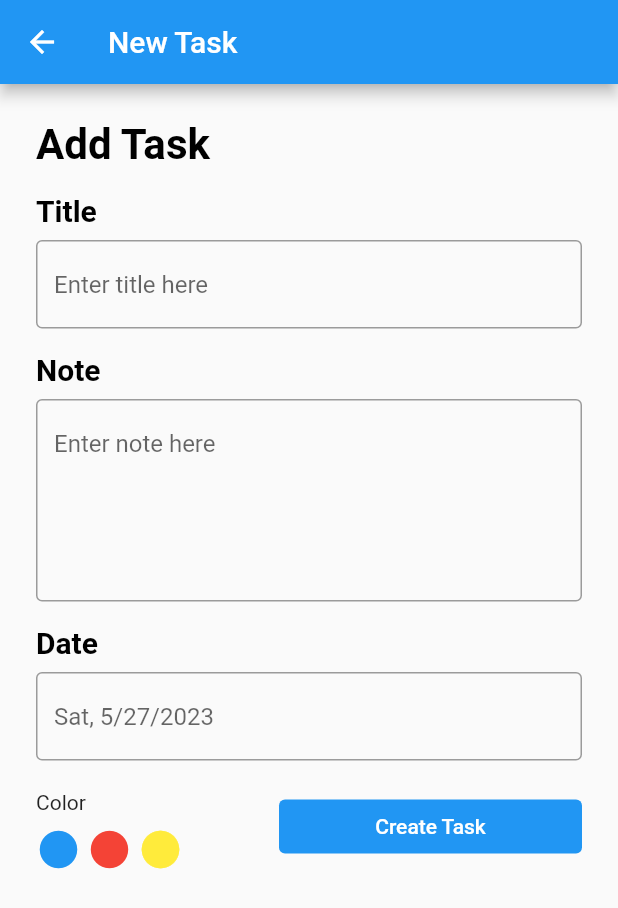
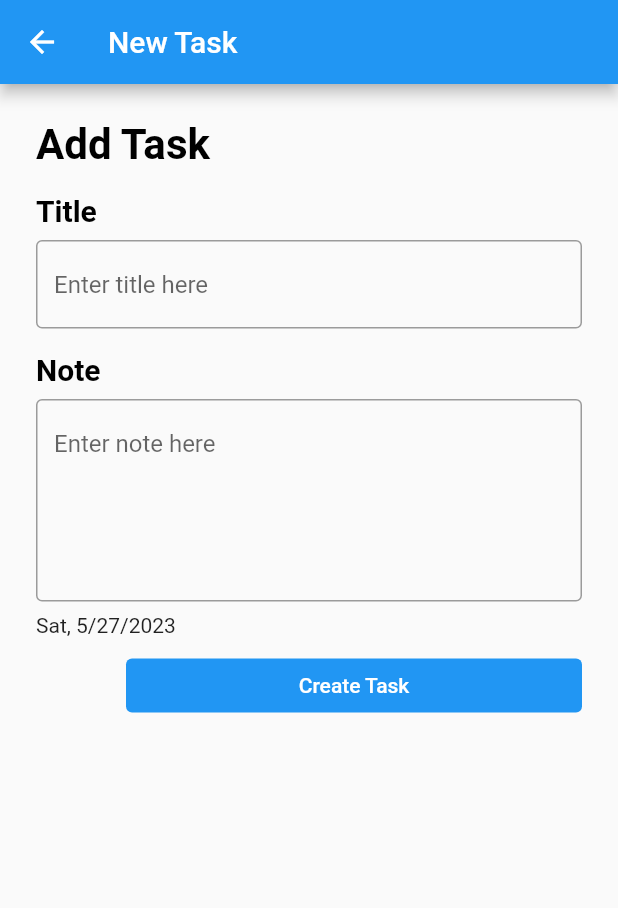
Before and after one commit to Bassem0gamal/getx_test_1, a Flutter app: the screen it shows after launch, after a tap on "+ New Task", on a phone screen of 412 x 824 dp. Shown: the top 908 px of the screen. Run offline on Flutter 3.47's test engine with Material 2 defaults, Android fonts, the phone set to English and light mode, and no system bars; our stand-ins replace get, get_it, sqflite; accounts and stored records are empty.

Commit message:
re-coding adding the Get_it to the code

```diff
--- a/lib/data_source/in_memory_task_data_source.dart
+++ b/lib/data_source/in_memory_task_data_source.dart
@@ -2,19 +2,13 @@ import 'package:getx_test_1/data_source/task_data_source.dart';
 import 'package:getx_test_1/task/models/task_model.dart';
 
 class InMemoryTaskDataSource implements TaskDataSource {
-  static final InMemoryTaskDataSource instance =
-      InMemoryTaskDataSource._private();
-
-  InMemoryTaskDataSource._private();
-
-  final Map<int, TaskModel> _map = {
-
-
-  };
+  final Map<int, TaskModel> _map = {};
 
   @override
   void addTask(
-      {required String title, required String note, required String date}) async{
+      {required String title,
+      required String note,
+      required String date}) async {
     int id = _map.length + 1;
     TaskModel taskModel = TaskModel(
       id: id,
--- a/lib/home/home_controller.dart
+++ b/lib/home/home_controller.dart
@@ -1,12 +1,11 @@
-
 import 'package:get/get.dart';
-import 'package:getx_test_1/data_source/in_memory_task_data_source.dart';
 
 import '../data_source/task_data_source.dart';
+import '../locator.dart';
 import '../task/models/task_model.dart';
 
 class HomeController extends GetxController {
-  final TaskDataSource _dataSource = InMemoryTaskDataSource.instance;
+  final TaskDataSource _dataSource = locator<TaskDataSource>();
   final RxList<TaskModel> tasks = RxList();
 
   void loadTasks() {
--- a/lib/home/widgets/home_calendar_widget.dart
+++ /dev/null
@@ -1,31 +0,0 @@
-import 'package:date_picker_timeline/date_picker_widget.dart';
-import 'package:flutter/material.dart';
-
-import '../../text_style.dart';
-
-class HomeCalendarWidget extends StatelessWidget {
-  const HomeCalendarWidget({Key? key}) : super(key: key);
-
-  static DateTime? selectedDate;
-
-
-  @override
-  Widget build(BuildContext context) {
-
-    return DatePicker(
-      DateTime.now(),
-      height: 100,
-      width: 80,
-      initialSelectedDate: DateTime.now(),
-      selectionColor: Colors.blue,
-      selectedTextColor: Colors.white,
-      daysCount: 30,
-      dateTextStyle: kTitleTextStyle(),
-      dayTextStyle: kBodyTextStyle(fontWeight: FontWeight.bold),
-      monthTextStyle: kSmallTextStyle(fontWeight: FontWeight.bold),
-      onDateChange: (date) {
-        selectedDate = date;
-      },
-    );
-  }
-}
--- /dev/null
+++ b/lib/locator.dart
@@ -0,0 +1,16 @@
+import 'package:get_it/get_it.dart';
+import 'package:getx_test_1/task/add_screen/add_task_controller.dart';
+import 'package:getx_test_1/task/edit_screen/edit_task_controller.dart';
+
+import 'data_source/in_memory_task_data_source.dart';
+import 'data_source/task_data_source.dart';
+import 'home/home_controller.dart';
+
+final GetIt locator = GetIt.instance;
+
+initLocator() {
+  locator.registerSingleton<TaskDataSource>(InMemoryTaskDataSource());
+  locator.registerFactory<HomeController>(() => HomeController());
+  locator.registerFactory<AddTaskController>(() => AddTaskController());
+  locator.registerFactory<EditTaskController>(() => EditTaskController());
+}
--- a/lib/main.dart
+++ b/lib/main.dart
@@ -4,8 +4,10 @@ import 'package:getx_test_1/task/add_screen/add_task.dart';
 import 'package:getx_test_1/task/edit_screen/edit_task.dart';
 
 import 'home/home_screen.dart';
+import 'locator.dart';
 
 void main() {
+  initLocator();
   runApp(const MyApp());
 }
 
--- a/lib/task/add_screen/add_task.dart
+++ b/lib/task/add_screen/add_task.dart
@@ -1,6 +1,6 @@
 import 'package:flutter/material.dart';
+import 'package:getx_test_1/locator.dart';
 import 'package:getx_test_1/task/add_screen/add_task_controller.dart';
-import 'package:getx_test_1/icons.dart';
 import 'package:getx_test_1/task/models/task_input_field_model.dart';
 import 'package:getx_test_1/text_style.dart';
 import 'package:intl/intl.dart';
@@ -16,7 +16,7 @@ class AddTaskScreen extends StatefulWidget {
 }
 
 class _AddTaskScreenState extends State<AddTaskScreen> {
-  AddTaskController addTaskController = AddTaskController();
+  AddTaskController addTaskController = locator<AddTaskController>();
 
   @override
   Widget build(BuildContext context) {
@@ -51,35 +51,15 @@ class _AddTaskScreenState extends State<AddTaskScreen> {
                     validator: addTaskController.noteValidator,
                     maxLines: 5,
                   ),
-                  TaskInputField(
-                    title: 'Date',
-                    hint: DateFormat.yMEd().format(DateTime.now()),
-                    controller: addTaskController.dateController,
-                    validator: null,
-                    maxLines: 1,
+                  const SizedBox(height: 8.0),
+                  Text(
+                    DateFormat.yMEd().format(
+                      DateTime.now(),
+                    ),
                   ),
+                  const SizedBox(height: 8.0),
                   Row(
-                    crossAxisAlignment: CrossAxisAlignment.end,
                     children: [
-                      Padding(
-                        padding: const EdgeInsets.only(top: 20.0),
-                        child: Column(
-                          crossAxisAlignment: CrossAxisAlignment.start,
-                          children: [
-                            const Text('Color'),
-                            Padding(
-                              padding: const EdgeInsets.only(top: 8),
-                              child: Row(
-                                children: [
-                                  blueCircleIcon(),
-                                  redCircleIcon(),
-                                  yellowCircleIcon(),
-                                ],
-                              ),
-                            ),
-                          ],
-                        ),
-                      ),
                       const SizedBox(width: 60),
                       Expanded(
                         child: TextButton(
--- a/lib/task/add_screen/add_task_controller.dart
+++ b/lib/task/add_screen/add_task_controller.dart
@@ -2,22 +2,27 @@ import 'package:flutter/material.dart';
 import 'package:get/get.dart';
 import 'package:getx_test_1/data_source/task_data_source.dart';
 import 'package:getx_test_1/task/add_screen/add_task.dart';
-import 'package:getx_test_1/data_source/in_memory_task_data_source.dart';
+import 'package:intl/intl.dart';
+
+import '../../locator.dart';
 
 class AddTaskController extends GetxController {
-  final TaskDataSource _dataSource = InMemoryTaskDataSource.instance;
+  final TaskDataSource _dataSource = locator<TaskDataSource>();
+
 
   final TextEditingController titleController = TextEditingController();
   final TextEditingController noteController = TextEditingController();
-  final TextEditingController dateController = TextEditingController();
 
   void addTasks() {
     if (AddTaskScreen.formKey.currentState!.validate()) {
       _dataSource.addTask(
         title: titleController.text,
         note: noteController.text,
-        date: dateController.text,
+        date:  DateFormat.yMEd().format(
+          DateTime.now(),
+        ),
       );
+
       Get.back(result: true);
     }
   }
@@ -26,7 +31,6 @@ class AddTaskController extends GetxController {
   void onClose() {
     titleController.dispose();
     noteController.dispose();
-    dateController.dispose();
 
     super.dispose();
   }
--- a/pubspec.yaml
+++ b/pubspec.yaml
@@ -41,6 +41,7 @@ dependencies:
   day_night_time_picker:
   calendar_date_picker2: ^0.4.1
   sqflite: ^2.2.6
+  get_it: ^7.6.0
 
 
 dev_dependencies:
```
Also changed, not shown: lib/home/home_screen.dart (+26 -12 lines), lib/home/widgets/home_tasks_widget.dart (+14 -18 lines), lib/task/edit_screen/edit_task.dart (+8 -6 lines), lib/task/edit_screen/edit_task_controller.dart (+12 -10 lines), lib/task/stopped_for_now/add_task_screen.dart (deleted, +0 -98 lines), lib/task/stopped_for_now/edit_task_screen.dart (deleted, +0 -118 lines), lib/task/stopped_for_now/task_controller.dart (deleted, +0 -77 lines), lib/home/models/home_calendar_model.dart (deleted), lib/home/models/home_date_model.dart (deleted), lib/home/models/home_tasks_model.dart (deleted), pubspec.lock.
